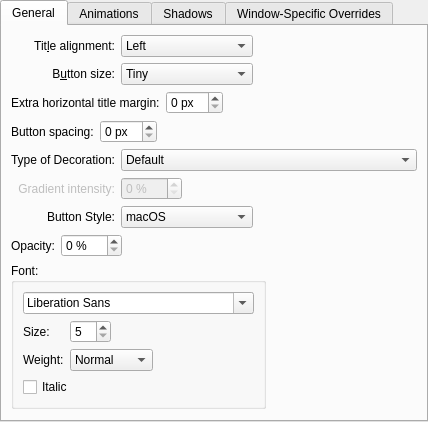
This is config/ui/breezeconfigurationui.ui in vickoc911/BreezeChameleon as Qt 5 draws it before an edit. The edited form follows.
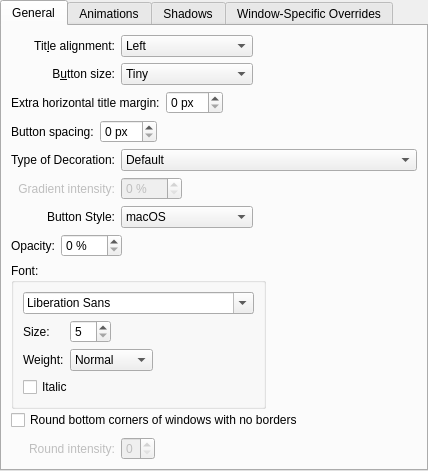
This is the edited form. Custom widgets are drawn as their Qt base class.

Diff of the .ui file:
```diff
--- a/config/ui/breezeconfigurationui.ui
+++ b/config/ui/breezeconfigurationui.ui
@@ -275,6 +275,39 @@
          </item>
         </widget>
        </item>
+       <item row="8" column="0" colspan="3">
+        <widget class="QCheckBox" name="roundedCorners">
+         <property name="text">
+          <string>Round bottom corners of windows with no borders</string>
+         </property>
+        </widget>
+       </item>
+       <item row="9" column="0">
+        <widget class="QLabel" name="label_71">
+         <property name="enabled">
+          <bool>false</bool>
+         </property>
+         <property name="text">
+          <string>Round intensity:</string>
+         </property>
+         <property name="alignment">
+          <set>Qt::AlignRight|Qt::AlignTrailing|Qt::AlignVCenter</set>
+         </property>
+        </widget>
+       </item>
+       <item row="9" column="1" alignment="Qt::AlignLeft">
+        <widget class="QSpinBox" name="roundSpinBox">
+         <property name="enabled">
+          <bool>false</bool>
+         </property>
+         <property name="suffix">
+          <string></string>
+         </property>
+         <property name="maximum">
+          <number>9</number>
+         </property>
+        </widget>
+       </item>
        <item row="7" column="0" colspan="3">
         <layout class="QGridLayout" name="gridLayout_2" columnstretch="0,0,0,1">
          <item row="0" column="0">
```
Left out of the diff: 78 changed lines with no effect on the pictures.
